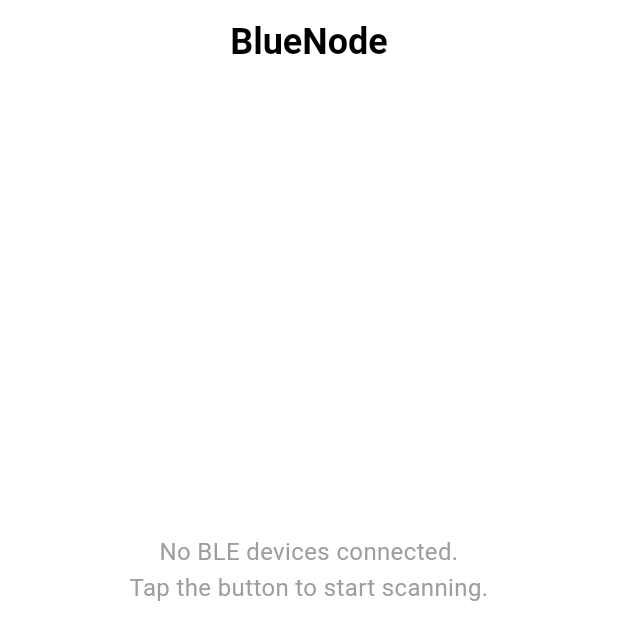
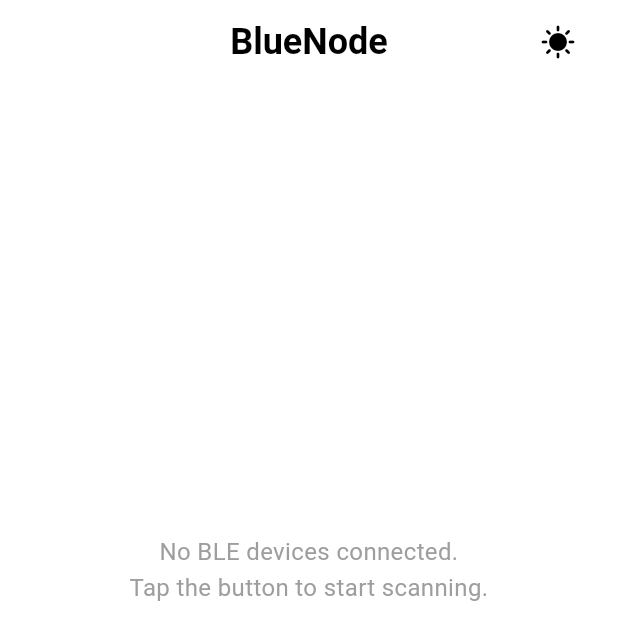
Before and after one commit to Chandan-GS/sensio_assignment, a Flutter app: the screen it shows after launch, on a phone screen of 412 x 824 dp, the top half of it. Run offline on Flutter 3.47's test engine with Material 3 defaults, Android fonts, the phone set to English and light mode, and no system bars; our stand-ins replace bloc, fl_chart, flutter_bloc, flutter_svg, lottie, permission_handler; missing offline and left inert: flutter_reactive_ble.

Commit message:
everything working as expected before integrating foreground service

```diff
--- a/lib/features/ble_scanner/presentation/pages/scanner_page/screens/scanner_screen.dart
+++ b/lib/features/ble_scanner/presentation/pages/scanner_page/screens/scanner_screen.dart
@@ -1,6 +1,7 @@
 import 'package:flutter/material.dart';
 import 'package:flutter_bloc/flutter_bloc.dart';
 import 'package:permission_handler/permission_handler.dart';
+import 'package:sensio_assignment/core/theme/cubit/theme_cubit.dart';
 import 'package:sensio_assignment/features/ble_scanner/presentation/cubit/scanner_cubit.dart';
 import 'package:sensio_assignment/features/ble_scanner/presentation/cubit/device_details_cubit.dart';
 import 'package:sensio_assignment/features/ble_scanner/presentation/pages/device_details_page/screens/device_details_screen.dart';
@@ -65,9 +66,7 @@ class ScannerPage extends StatelessWidget {
           style: TextStyle(fontWeight: FontWeight.w700, fontSize: 24),
         ),
         actions: [
-          Padding(
-            padding: const EdgeInsets.only(right: 16.0),
-            child: BlocBuilder<DeviceDetailsCubit, DeviceDetailsState>(
+          BlocBuilder<DeviceDetailsCubit, DeviceDetailsState>(
             builder: (context, detailsState) {
               if (detailsState is DeviceDetailsConnected &&
                   detailsState.device != null) {
@@ -100,7 +99,20 @@ class ScannerPage extends StatelessWidget {
               return const SizedBox.shrink();
             },
           ),
+          BlocBuilder<ThemeCubit, ThemeMode>(
+            builder: (context, state) {
+              return IconButton(
+                onPressed: () {
+                  context.read<ThemeCubit>().toggleTheme();
+                },
+                icon: Icon(
+                  state == ThemeMode.light ? Icons.mode_night : Icons.sunny,
                 ),
+              );
+            },
+          ),
+
+          const SizedBox(width: 16),
         ],
       ),
       body: BlocListener<ScannerCubit, ScannerState>(
```
Lines whose indentation alone changed are shown as unchanged.
